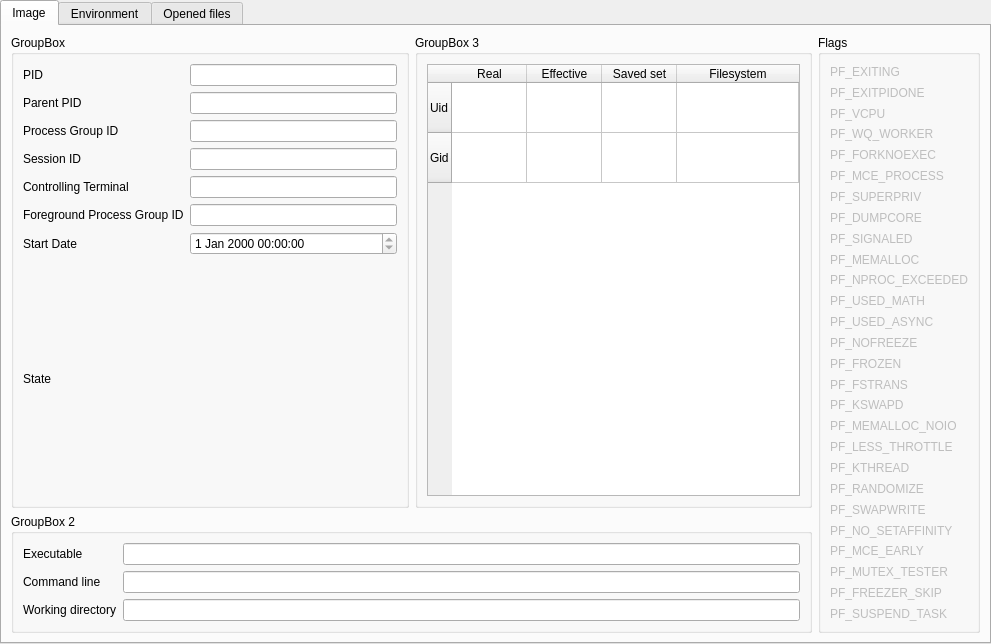
Qt form src/processdetailview.ui (Wenzel/kmonitor) before a commit.
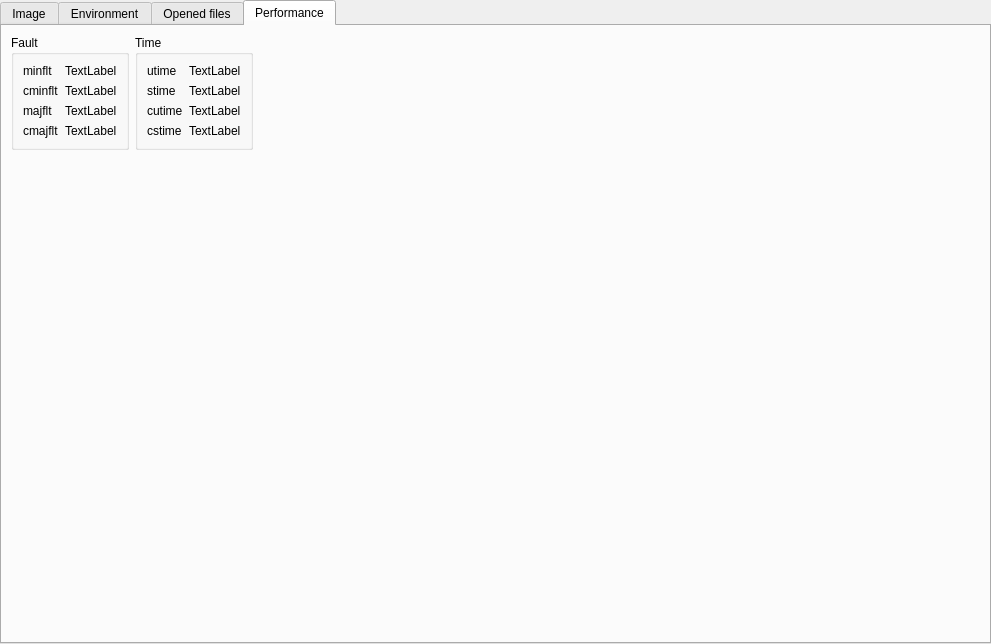
The same form after that commit. The open tabs and pages were chosen to show the change.

```diff
--- a/src/processdetailview.ui
+++ b/src/processdetailview.ui
@@ -600,6 +600,173 @@
     </item>
    </layout>
   </widget>
+  <widget class="QWidget" name="tab_perf">
+   <attribute name="title">
+    <string>Performance</string>
+   </attribute>
+   <layout class="QGridLayout" name="gridLayout_6">
+    <item row="0" column="0">
+     <layout class="QHBoxLayout" name="horizontalLayout_3">
+      <item>
+       <widget class="QGroupBox" name="groupBox_5">
+        <property name="title">
+         <string>Fault</string>
+        </property>
+        <layout class="QGridLayout" name="gridLayout_4">
+         <item row="0" column="0">
+          <widget class="QLabel" name="label_12">
+           <property name="text">
+            <string>minflt</string>
+           </property>
+          </widget>
+         </item>
+         <item row="0" column="1">
+          <widget class="QLabel" name="label_minflt">
+           <property name="text">
+            <string>TextLabel</string>
+           </property>
+          </widget>
+         </item>
+         <item row="1" column="0">
+          <widget class="QLabel" name="label_16">
+           <property name="text">
+            <string>cminflt</string>
+           </property>
+          </widget>
+         </item>
+         <item row="1" column="1">
+          <widget class="QLabel" name="label_cminflt">
+           <property name="text">
+            <string>TextLabel</string>
+           </property>
+          </widget>
+         </item>
+         <item row="2" column="0">
+          <widget class="QLabel" name="label_18">
+           <property name="text">
+            <string>majflt</string>
+           </property>
+          </widget>
+         </item>
+         <item row="2" column="1">
+          <widget class="QLabel" name="label_majflt">
+           <property name="text">
+            <string>TextLabel</string>
+           </property>
+          </widget>
+         </item>
+         <item row="3" column="0">
+          <widget class="QLabel" name="label_19">
+           <property name="text">
+            <string>cmajflt</string>
+           </property>
+          </widget>
+         </item>
+         <item row="3" column="1">
+          <widget class="QLabel" name="label_cmajflt">
+           <property name="text">
+            <string>TextLabel</string>
+           </property>
+          </widget>
+         </item>
+        </layout>
+       </widget>
+      </item>
+      <item>
+       <widget class="QGroupBox" name="groupBox_6">
+        <property name="title">
+         <string>Time</string>
+        </property>
+        <layout class="QGridLayout" name="gridLayout_5">
+         <item row="0" column="0">
+          <widget class="QLabel" name="label_13">
+           <property name="text">
+            <string>utime</string>
+           </property>
+          </widget>
+         </item>
+         <item row="0" column="1">
+          <widget class="QLabel" name="label_utime">
+           <property name="text">
+            <string>TextLabel</string>
+           </property>
+          </widget>
+         </item>
+         <item row="1" column="0">
+          <widget class="QLabel" name="label_14">
+           <property name="text">
+            <string>stime</string>
+           </property>
+          </widget>
+         </item>
+         <item row="1" column="1">
+          <widget class="QLabel" name="label_stime">
+           <property name="text">
+            <string>TextLabel</string>
+           </property>
+          </widget>
+         </item>
+         <item row="2" column="0">
+          <widget class="QLabel" name="label_15">
+           <property name="text">
+            <string>cutime</string>
+           </property>
+          </widget>
+         </item>
+         <item row="2" column="1">
+          <widget class="QLabel" name="label_cutime">
+           <property name="text">
+            <string>TextLabel</string>
+           </property>
+          </widget>
+         </item>
+         <item row="3" column="0">
+          <widget class="QLabel" name="label_17">
+           <property name="text">
+            <string>cstime</string>
+           </property>
+          </widget>
+         </item>
+         <item row="3" column="1">
+          <widget class="QLabel" name="label_cstime">
+           <property name="text">
+            <string>TextLabel</string>
+           </property>
+          </widget>
+         </item>
+        </layout>
+       </widget>
+      </item>
+     </layout>
+    </item>
+    <item row="0" column="1">
+     <spacer name="horizontalSpacer">
+      <property name="orientation">
+       <enum>Qt::Horizontal</enum>
+      </property>
+      <property name="sizeHint" stdset="0">
+       <size>
+        <width>720</width>
+        <height>20</height>
+       </size>
+      </property>
+     </spacer>
+    </item>
+    <item row="1" column="0">
+     <spacer name="verticalSpacer">
+      <property name="orientation">
+       <enum>Qt::Vertical</enum>
+      </property>
+      <property name="sizeHint" stdset="0">
+       <size>
+        <width>20</width>
+        <height>469</height>
+       </size>
+      </property>
+     </spacer>
+    </item>
+   </layout>
+  </widget>
  </widget>
  <resources/>
  <connections/>
```
